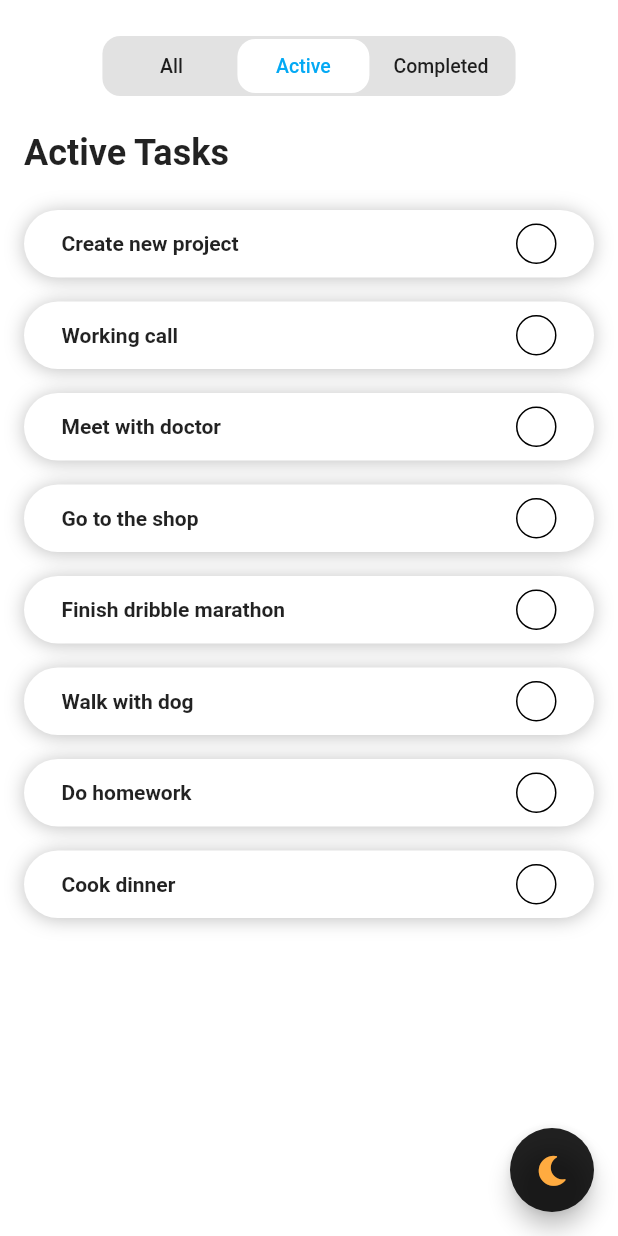
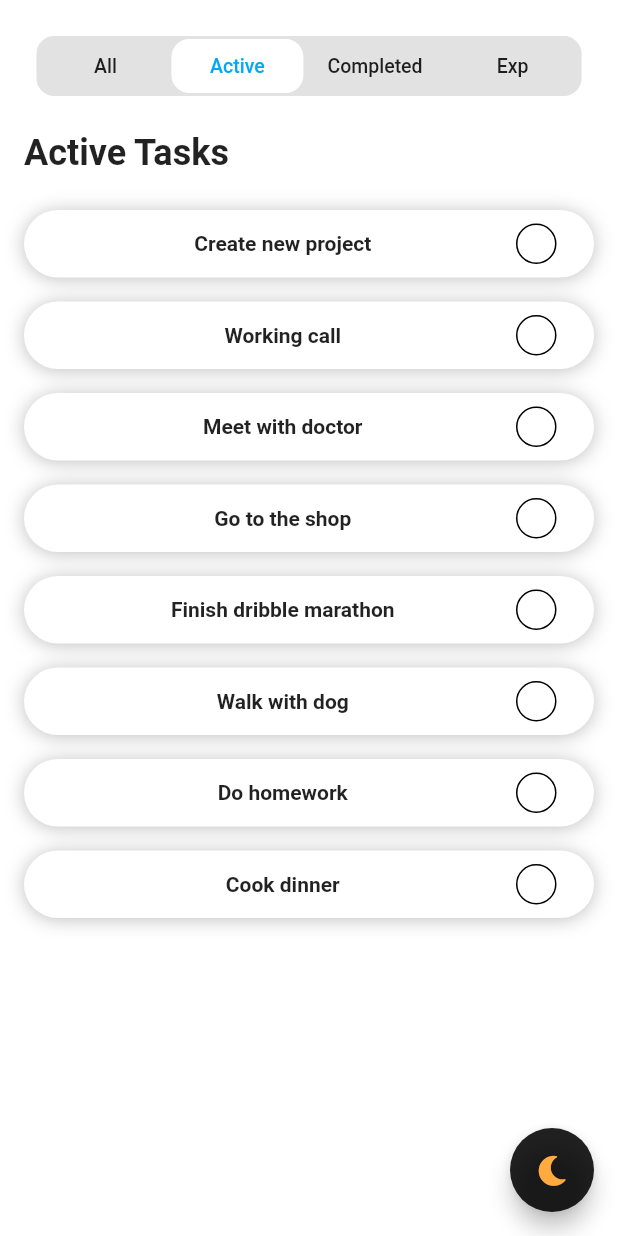
Before and after one commit to nguyenchitien/day02_ex_todolist, a Flutter app: the screen it shows after launch, after a tap on "Active", on a phone screen of 412 x 824 dp. Run offline on Flutter 3.47's test engine with Material 2 defaults, Android fonts, the phone set to English and light mode, and no system bars; our stand-ins replace font_awesome_flutter, rxdart.

Commit message:
Challege exp date todo list

```diff
--- /dev/null
+++ b/lib/bloc/exp_timer_bloc.dart
@@ -0,0 +1,15 @@
+import 'package:rxdart/rxdart.dart';
+
+class ExpTimeBloc {
+  BehaviorSubject<int> _tickController;
+
+  ExpTimeBloc() {
+    _tickController = BehaviorSubject<int>();
+  }
+
+  Stream<int> get ticker => _tickController.stream;
+
+  void dispose() {
+    _tickController.close();
+  }
+}
--- a/lib/models/task_model.dart
+++ b/lib/models/task_model.dart
@@ -2,15 +2,32 @@ import 'package:flutter/foundation.dart';
 
 class TaskModel {
   final String _title;
+  int _expTime; // minus
   bool _isCompleted = false;
 
-  TaskModel({@required String title}) : _title = title;
+  TaskModel({
+    @required String title,
+    expTime = 5,
+  })  : _title = title,
+        _expTime = expTime * 60;
 
   String get title => _title;
 
   set completed(bool isCompleted) {
     _isCompleted = isCompleted;
   }
+
+  void reduceExpTime() {
+    if (_expTime > 0) {
+      _expTime -= 1;
+    }
+  }
+
+  bool isOutExpTime() {
+    return _expTime == 0 ? true : false;
+  }
+
+  int get expTime => _expTime;
 
   bool get isCompleted => _isCompleted;
 
--- a/lib/res/dimens.dart
+++ b/lib/res/dimens.dart
@@ -23,6 +23,7 @@ class Gaps {
   static Widget hGap32 = new SizedBox(width: Dimens.gap_dp32);
 
   /// vertical
+  static Widget vGap8 = new SizedBox(height: Dimens.gap_dp8);
   static Widget vGap16 = new SizedBox(height: Dimens.gap_dp16);
   static Widget vGap24 = new SizedBox(height: Dimens.gap_dp24);
   static Widget vGap32 = new SizedBox(height: Dimens.gap_dp32);
--- a/lib/res/filter_modes.dart
+++ b/lib/res/filter_modes.dart
@@ -1,6 +1,6 @@
 import 'package:flutter_day2_ex/res/strings.dart';
 
-enum FilterMode { all, active, completed }
+enum FilterMode { all, active, completed, exp }
 
 extension FilterModeEx on FilterMode {
   String get title => _getTitle(this);
@@ -17,6 +17,9 @@ extension FilterModeEx on FilterMode {
       case FilterMode.completed:
         title = Strings.completedTaskTitle;
         break;
+      default:
+        title = Strings.expTitle;
+        break;
     }
     return title;
   }
--- a/lib/res/strings.dart
+++ b/lib/res/strings.dart
@@ -2,4 +2,5 @@ class Strings {
   static const allTaskTitle = "All";
   static const activeTaskTitle = "Active";
   static const completedTaskTitle = "Completed";
+  static const expTitle = "Exp";
 }
--- a/lib/ui/home_page.dart
+++ b/lib/ui/home_page.dart
@@ -31,10 +31,12 @@ class _HomePageState extends State<HomePage> {
   }
 
   _handleSelectedFilterMode(FilterMode filterMode) {
-    setState(() {
-      currFilterMode = filterMode;
-      _refreshCurrTasks(filterMode);
-    });
+    if (filterMode != currFilterMode) {
+      setState(() {
+        currFilterMode = filterMode;
+        _refreshCurrTasks(filterMode);
+      });
+    }
   }
 
   _refreshCurrTasks(FilterMode filterMode) {
--- a/lib/utils/utils.dart
+++ b/lib/utils/utils.dart
@@ -1,6 +1,21 @@
 import 'package:flutter_day2_ex/res/filter_modes.dart';
 
+import '../res/filter_modes.dart';
+
 class Utils {
-  static final _listFilterModes = [FilterMode.all, FilterMode.active, FilterMode.completed];
+  static final _listFilterModes = [
+    FilterMode.all,
+    FilterMode.active,
+    FilterMode.completed,
+    FilterMode.exp
+  ];
   static List<FilterMode> get listFilterModes => _listFilterModes;
+
+  static String formatExpTime(int exp) {
+    int minus = (exp / 60.0).floor();
+    int second = (exp % 60);
+    String strSecond = second > 10 ? second : "0$second";
+
+    return "$minus : $strSecond";
+  }
 }
--- a/lib/widget/task_item.dart
+++ b/lib/widget/task_item.dart
@@ -43,24 +43,32 @@ class _TaskItemState extends State<TaskItem> {
 
     // TODO: Need refactor colors with ThemData
     final textDecoration = isChecked ? TextDecoration.lineThrough : null;
-    final textStyle = isChecked ? Styles.completedTaskTitle : Styles.activeTaskTitle;
+    final textStyle =
+        isChecked ? Styles.completedTaskTitle : Styles.activeTaskTitle;
 
     final backgroundColorDark = isChecked ? Colors.black26 : Colors.black;
     final backgroundColorLight = Colors.white;
 
-    final borderColorLight = isChecked ? Colors.grey.withOpacity(0) : Colors.transparent;
+    final borderColorLight =
+        isChecked ? Colors.grey.withOpacity(0) : Colors.transparent;
     final borderColor = isDarkMode ? Colors.transparent : borderColorLight;
 
     var shadowColor;
     if (isDarkMode) {
       shadowColor = Colors.black.withOpacity(0.2);
     } else {
-      shadowColor = isChecked ? Colors.grey.withOpacity(0.5) : Colors.black.withOpacity(0.25);
+      shadowColor = isChecked
+          ? Colors.grey.withOpacity(0.5)
+          : Colors.black.withOpacity(0.25);
     }
 
     return Container(
-      margin: EdgeInsets.only(bottom: Dimens.gap_dp16, left: Dimens.gap_dp16, right: Dimens.gap_dp16),
-      padding: EdgeInsets.symmetric(horizontal: Dimens.gap_dp24, vertical: Dimens.gap_dp8),
+      margin: EdgeInsets.only(
+          bottom: Dimens.gap_dp16,
+          left: Dimens.gap_dp16,
+          right: Dimens.gap_dp16),
+      padding: EdgeInsets.symmetric(
+          horizontal: Dimens.gap_dp24, vertical: Dimens.gap_dp8),
       decoration: BoxDecoration(
         color: isDarkMode ? backgroundColorDark : backgroundColorLight,
         borderRadius: BorderRadius.circular(50),
@@ -78,13 +86,18 @@ class _TaskItemState extends State<TaskItem> {
         children: [
           // Wrap Expanded -> Container -> Text for textOverflow
           Expanded(
-            child: Container(
+            child: Column(
+              children: [
+                Container(
                   child: Text(
                     widget.task.title,
                     style: textStyle.copyWith(decoration: textDecoration),
                     maxLines: 1,
                     overflow: TextOverflow.ellipsis,
                   ),
+                ),
+                _buildExpTime(),
+              ],
             ),
           ),
           Gaps.hGap8,
@@ -93,4 +106,18 @@ class _TaskItemState extends State<TaskItem> {
       ),
     );
   }
+
+  Widget _buildExpTime() {
+    final task = widget.task;
+    if (task.isOutExpTime()) {
+      return Column(
+        children: [
+          Gaps.vGap8,
+          Text("Exp date"),
+        ],
+      );
     }
+
+    return SizedBox();
+  }
+}
--- a/pubspec.yaml
+++ b/pubspec.yaml
@@ -29,6 +29,7 @@ dependencies:
   # Use with the CupertinoIcons class for iOS style icons.
   cupertino_icons: ^1.0.0
   font_awesome_flutter: ^8.11.0
+  rxdart: ^0.26.0
 
 dev_dependencies:
   flutter_test:
```
Also changed, not shown: pubspec.lock, 1 other file. Lines whose indentation alone changed are shown as unchanged.
